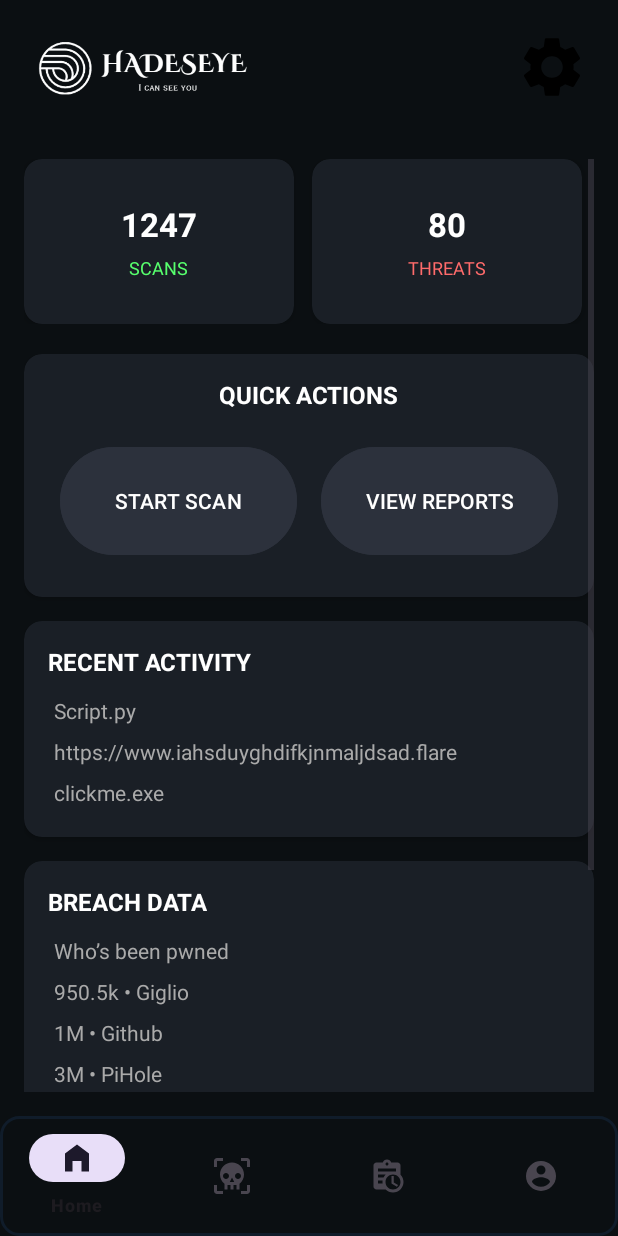
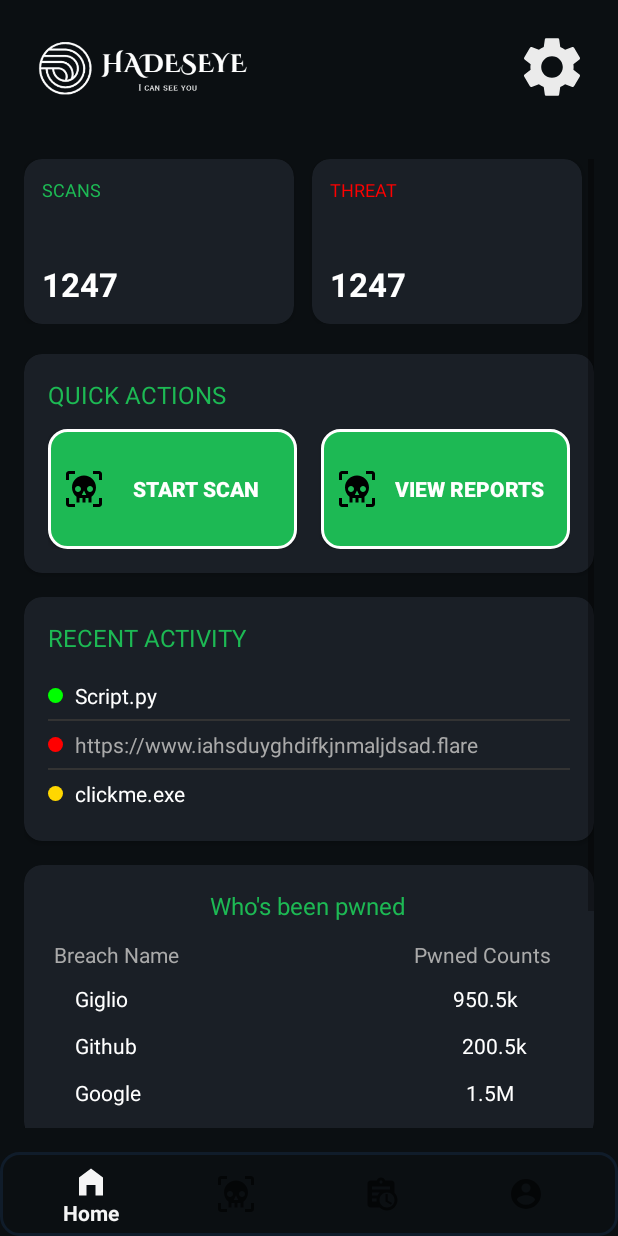
Before and after one commit to LaVenganzaDelLadron/HadesEyeAnalyzer, an Android app: the HomeFragment screen opened directly, with no data from a screen before it, on a phone screen of 412 x 824 dp. Run offline under Robolectric (Android 15) with nearby library versions, the phone set to English and light mode, and no system bars.

Commit message:
Initial Commit

```diff
--- a/app/src/main/res/drawable/settings.xml
+++ b/app/src/main/res/drawable/baseline_settings_24.xml
@@ -1,4 +1,4 @@
-<vector xmlns:android="http://schemas.android.com/apk/res/android" android:height="24dp" android:tint="#000000" android:viewportHeight="24" android:viewportWidth="24" android:width="24dp">
+<vector xmlns:android="http://schemas.android.com/apk/res/android" android:height="24dp" android:tint="#EBEBEB" android:viewportHeight="24" android:viewportWidth="24" android:width="24dp">
 
     <path android:fillColor="@android:color/white" android:pathData="M19.14,12.94c0.04,-0.3 0.06,-0.61 0.06,-0.94c0,-0.32 -0.02,-0.64 -0.07,-0.94l2.03,-1.58c0.18,-0.14 0.23,-0.41 0.12,-0.61l-1.92,-3.32c-0.12,-0.22 -0.37,-0.29 -0.59,-0.22l-2.39,0.96c-0.5,-0.38 -1.03,-0.7 -1.62,-0.94L14.4,2.81c-0.04,-0.24 -0.24,-0.41 -0.48,-0.41h-3.84c-0.24,0 -0.43,0.17 -0.47,0.41L9.25,5.35C8.66,5.59 8.12,5.92 7.63,6.29L5.24,5.33c-0.22,-0.08 -0.47,0 -0.59,0.22L2.74,8.87C2.62,9.08 2.66,9.34 2.86,9.48l2.03,1.58C4.84,11.36 4.8,11.69 4.8,12s0.02,0.64 0.07,0.94l-2.03,1.58c-0.18,0.14 -0.23,0.41 -0.12,0.61l1.92,3.32c0.12,0.22 0.37,0.29 0.59,0.22l2.39,-0.96c0.5,0.38 1.03,0.7 1.62,0.94l0.36,2.54c0.05,0.24 0.24,0.41 0.48,0.41h3.84c0.24,0 0.44,-0.17 0.47,-0.41l0.36,-2.54c0.59,-0.24 1.13,-0.56 1.62,-0.94l2.39,0.96c0.22,0.08 0.47,0 0.59,-0.22l1.92,-3.32c0.12,-0.22 0.07,-0.47 -0.12,-0.61L19.14,12.94zM12,15.6c-1.98,0 -3.6,-1.62 -3.6,-3.6s1.62,-3.6 3.6,-3.6s3.6,1.62 3.6,3.6S13.98,15.6 12,15.6z"/>
 
--- /dev/null
+++ b/app/src/main/res/drawable/green_button.xml
@@ -0,0 +1,21 @@
+<selector xmlns:android="http://schemas.android.com/apk/res/android">
+
+    <!-- Pressed state -->
+    <item android:state_pressed="true">
+        <shape android:shape="rectangle">
+            <solid android:color="#18A74C"/> <!-- darker green when pressed -->
+            <corners android:radius="12dp"/>
+            <stroke android:width="2dp" android:color="@android:color/white"/> <!-- white outline -->
+        </shape>
+    </item>
+
+    <!-- Default state -->
+    <item>
+        <shape android:shape="rectangle">
+            <solid android:color="#1DB954"/> <!-- normal green fill -->
+            <corners android:radius="12dp"/>
+            <stroke android:width="2dp" android:color="@android:color/white"/> <!-- white outline -->
+        </shape>
+    </item>
+
+</selector>
--- /dev/null
+++ b/app/src/main/res/drawable/green_circle.xml
@@ -0,0 +1,4 @@
+<shape xmlns:android="http://schemas.android.com/apk/res/android"
+    android:shape="oval">
+    <solid android:color="#00FF00"/>
+</shape>
--- /dev/null
+++ b/app/src/main/res/drawable/red_circle.xml
@@ -0,0 +1,4 @@
+<shape xmlns:android="http://schemas.android.com/apk/res/android"
+    android:shape="oval">
+    <solid android:color="#FF0000"/>
+</shape>
--- /dev/null
+++ b/app/src/main/res/drawable/yellow_circle.xml
@@ -0,0 +1,4 @@
+<shape xmlns:android="http://schemas.android.com/apk/res/android"
+    android:shape="oval">
+    <solid android:color="#FFD700"/>
+</shape>
--- a/app/src/main/res/layout/fragment_home.xml
+++ b/app/src/main/res/layout/fragment_home.xml
@@ -27,7 +27,6 @@
                 android:layout_height="wrap_content"
                 android:orientation="horizontal">
 
-                <!-- Stat Card: Scans -->
                 <androidx.cardview.widget.CardView
                     android:layout_width="180dp"
                     android:layout_height="110dp"
@@ -36,13 +35,23 @@
                     app:cardBackgroundColor="#1A1F26"
                     app:cardElevation="3dp">
 
-                    <LinearLayout
+                    <RelativeLayout
                         android:layout_width="match_parent"
                         android:layout_height="match_parent"
-                        android:orientation="vertical"
-                        android:gravity="center"
                         android:padding="12dp">
 
+                        <!-- Top-left label -->
+                        <TextView
+                            android:id="@+id/tvScansLabel"
+                            android:layout_width="wrap_content"
+                            android:layout_height="wrap_content"
+                            android:text="SCANS"
+                            android:textColor="#1DB954"
+                            android:textSize="12sp"
+                            android:layout_alignParentStart="true"
+                            android:layout_alignParentTop="true" />
+
+                        <!-- Big number, aligned bottom-left -->
                         <TextView
                             android:id="@+id/tvScansCount"
                             android:layout_width="wrap_content"
@@ -50,18 +59,13 @@
                             android:text="1247"
                             android:textColor="#FFFFFF"
                             android:textSize="22sp"
-                            android:textStyle="bold" />
+                            android:textStyle="bold"
+                            android:layout_alignParentStart="true"
+                            android:layout_alignParentBottom="true" />
 
-                        <TextView
-                            android:id="@+id/tvScansLabel"
-                            android:layout_width="wrap_content"
-                            android:layout_height="wrap_content"
-                            android:text="SCANS"
-                            android:textColor="#57FF6D"
-                            android:textSize="12sp"
-                            android:layout_marginTop="6dp" />
-                    </LinearLayout>
+                    </RelativeLayout>
                 </androidx.cardview.widget.CardView>
+
 
                 <!-- Stat Card: Threats -->
                 <androidx.cardview.widget.CardView
@@ -72,32 +76,37 @@
                     app:cardBackgroundColor="#1A1F26"
                     app:cardElevation="3dp">
 
-                    <LinearLayout
+                    <RelativeLayout
                         android:layout_width="match_parent"
                         android:layout_height="match_parent"
-                        android:orientation="vertical"
-                        android:gravity="center"
                         android:padding="12dp">
 
-                        <TextView
-                            android:id="@+id/tvThreatCount"
-                            android:layout_width="wrap_content"
-                            android:layout_height="wrap_content"
-                            android:text="80"
-                            android:textColor="#FFFFFF"
-                            android:textSize="22sp"
-                            android:textStyle="bold" />
-
+                        <!-- Top-left label -->
                         <TextView
                             android:id="@+id/tvThreatLabel"
                             android:layout_width="wrap_content"
                             android:layout_height="wrap_content"
-                            android:text="THREATS"
-                            android:textColor="#FF6B6B"
+                            android:text="THREAT"
+                            android:textColor="#FF0000"
                             android:textSize="12sp"
-                            android:layout_marginTop="6dp" />
-                    </LinearLayout>
+                            android:layout_alignParentStart="true"
+                            android:layout_alignParentTop="true" />
+
+                        <!-- Big number, aligned bottom-left -->
+                        <TextView
+                            android:id="@+id/tvThreatCounts"
+                            android:layout_width="wrap_content"
+                            android:layout_height="wrap_content"
+                            android:text="1247"
+                            android:textColor="#FFFFFF"
+                            android:textSize="22sp"
+                            android:textStyle="bold"
+                            android:layout_alignParentStart="true"
+                            android:layout_alignParentBottom="true" />
+
+                    </RelativeLayout>
                 </androidx.cardview.widget.CardView>
+
 
                 <!-- Stat Card: Malicious -->
                 <androidx.cardview.widget.CardView
@@ -108,68 +117,37 @@
                     app:cardBackgroundColor="#1A1F26"
                     app:cardElevation="3dp">
 
-                    <LinearLayout
+                    <RelativeLayout
                         android:layout_width="match_parent"
                         android:layout_height="match_parent"
-                        android:orientation="vertical"
-                        android:gravity="center"
                         android:padding="12dp">
 
-                        <TextView
-                            android:id="@+id/tvMaliciousCount"
-                            android:layout_width="wrap_content"
-                            android:layout_height="wrap_content"
-                            android:text="120"
-                            android:textColor="#FFFFFF"
-                            android:textSize="22sp"
-                            android:textStyle="bold" />
-
+                        <!-- Top-left label -->
                         <TextView
                             android:id="@+id/tvMaliciousLabel"
                             android:layout_width="wrap_content"
                             android:layout_height="wrap_content"
-                            android:text="MALICIOUS"
-                            android:textColor="#FFD93B"
+                            android:text="THREAT"
+                            android:textColor="#FFD93D"
                             android:textSize="12sp"
-                            android:layout_marginTop="6dp" />
-                    </LinearLayout>
+                            android:layout_alignParentStart="true"
+                            android:layout_alignParentTop="true" />
+
+                        <!-- Big number, aligned bottom-left -->
+                        <TextView
+                            android:id="@+id/tvMaliciousCounts"
+                            android:layout_width="wrap_content"
+                            android:layout_height="wrap_content"
+                            android:text="1247"
+                            android:textColor="#FFFFFF"
+                            android:textSize="22sp"
+                            android:textStyle="bold"
+                            android:layout_alignParentStart="true"
+                            android:layout_alignParentBottom="true" />
+
+                    </RelativeLayout>
                 </androidx.cardview.widget.CardView>
 
-                <!-- Example extra stat (optional) -->
-                <androidx.cardview.widget.CardView
-                    android:layout_width="180dp"
-                    android:layout_height="110dp"
-                    android:layout_marginEnd="12dp"
-                    app:cardCornerRadius="12dp"
-                    app:cardBackgroundColor="#1A1F26"
-                    app:cardElevation="3dp">
-
-                    <LinearLayout
-                        android:layout_width="match_parent"
-                        android:layout_height="match_parent"
-                        android:orientation="vertical"
-                        android:gravity="center"
-                        android:padding="12dp">
-
-                        <TextView
-                            android:id="@+id/tvExtraCount"
-                            android:layout_width="wrap_content"
-                            android:layout_height="wrap_content"
-                            android:text="—"
-                            android:textColor="#FFFFFF"
-                            android:textSize="22sp"
-                            android:textStyle="bold" />
-
-                        <TextView
-                            android:id="@+id/tvExtraLabel"
-                            android:layout_width="wrap_content"
-                            android:layout_height="wrap_content"
-                            android:text="MORE"
-                            android:textColor="#AAAAAA"
-                            android:textSize="12sp"
-                            android:layout_marginTop="6dp" />
-                    </LinearLayout>
-                </androidx.cardview.widget.CardView>
 
             </LinearLayout>
         </HorizontalScrollView>
@@ -193,11 +171,12 @@
                 <TextView
                     android:layout_width="wrap_content"
                     android:layout_height="wrap_content"
+                    android:layout_marginBottom="12dp"
                     android:text="QUICK ACTIONS"
-                    android:textColor="#FFFFFF"
+                    android:layout_gravity="left"
+                    android:textColor="#1DB954"
                     android:textSize="16sp"
-                    android:textStyle="bold"
-                    android:layout_marginBottom="12dp" />
+                    android:textStyle="normal" />
 
                 <LinearLayout
                     android:layout_width="match_parent"
@@ -210,20 +189,33 @@
                         android:layout_width="0dp"
                         android:layout_height="80dp"
                         android:layout_weight="1"
+                        android:layout_marginEnd="8dp"
+                        android:background="@drawable/green_button"
+                        android:gravity="center"
+                        android:drawableLeft="@drawable/skull_scan"
+                        android:drawablePadding="8dp"
+                        android:padding="12dp"
                         android:text="START SCAN"
-                        android:textColor="#FFFFFF"
-                        android:backgroundTint="#2C313C"
-                        android:layout_margin="8dp" />
+                        android:textColor="@android:color/white"
+                        android:textStyle="bold"
+                        android:textSize="14sp" />
+
 
                     <Button
                         android:id="@+id/btnViewReports"
                         android:layout_width="0dp"
                         android:layout_height="80dp"
                         android:layout_weight="1"
+                        android:layout_marginStart="8dp"
+                        android:background="@drawable/green_button"
+                        android:gravity="center"
+                        android:drawableLeft="@drawable/skull_scan"
+                        android:drawablePadding="8dp"
+                        android:padding="12dp"
                         android:text="VIEW REPORTS"
-                        android:textColor="#FFFFFF"
-                        android:backgroundTint="#2C313C"
-                        android:layout_margin="8dp" />
+                        android:textColor="@android:color/white"
+                        android:textStyle="bold"
+                        android:textSize="14sp" />
                 </LinearLayout>
             </LinearLayout>
         </androidx.cardview.widget.CardView>
@@ -243,37 +235,94 @@
             android:orientation="vertical"
             android:padding="16dp">
 
+            <!-- Title -->
             <TextView
                 android:layout_width="wrap_content"
                 android:layout_height="wrap_content"
                 android:text="RECENT ACTIVITY"
-                    android:textColor="#FFFFFF"
+                android:textColor="#1DB954"
                 android:textSize="16sp"
-                    android:textStyle="bold"
-                    android:layout_marginBottom="8dp" />
+                android:textStyle="normal"
+                android:layout_marginBottom="12dp" />
+
+            <!-- First Item -->
+            <LinearLayout
+                android:layout_width="match_parent"
+                android:layout_height="wrap_content"
+                android:orientation="horizontal"
+                android:gravity="center_vertical"
+                android:paddingVertical="6dp">
+
+                <View
+                    android:layout_width="10dp"
+                    android:layout_height="10dp"
+                    android:background="@drawable/green_circle"
+                    android:layout_marginEnd="8dp"/>
 
                 <TextView
                     android:layout_width="wrap_content"
                     android:layout_height="wrap_content"
                     android:text="Script.py"
-                    android:textColor="#AAAAAA"
-                    android:padding="4dp" />
+                    android:textColor="#FFFFFF"
+                    android:textSize="14sp"/>
+            </LinearLayout>
+
+            <View
+                android:layout_width="match_parent"
+                android:layout_height="1dp"
+                android:background="#333333"/>
+
+            <!-- Second Item -->
+            <LinearLayout
+                android:layout_width="match_parent"
+                android:layout_height="wrap_content"
+                android:orientation="horizontal"
+                android:gravity="center_vertical"
+                android:paddingVertical="6dp">
+
+                <View
+                    android:layout_width="10dp"
+                    android:layout_height="10dp"
+                    android:background="@drawable/red_circle"
+                    android:layout_marginEnd="8dp"/>
 
                 <TextView
                     android:layout_width="wrap_content"
                     android:layout_height="wrap_content"
                     android:text="https://www.iahsduyghdifkjnmaljdsad.flare"
                     android:textColor="#AAAAAA"
-                    android:padding="4dp" />
+                    android:textSize="14sp"/>
+            </LinearLayout>
+
+            <View
+                android:layout_width="match_parent"
+                android:layout_height="1dp"
+                android:background="#333333"/>
+
+            <!-- Third Item -->
+            <LinearLayout
+                android:layout_width="match_parent"
+                android:layout_height="wrap_content"
+                android:orientation="horizontal"
+                android:gravity="center_vertical"
+                android:paddingVertical="6dp">
+
+                <View
+                    android:layout_width="10dp"
+                    android:layout_height="10dp"
+                    android:background="@drawable/yellow_circle"
+                    android:layout_marginEnd="8dp"/>
 
                 <TextView
                     android:layout_width="wrap_content"
                     android:layout_height="wrap_content"
                     android:text="clickme.exe"
-                    android:textColor="#AAAAAA"
-                    android:padding="4dp" />
+                    android:textColor="#FFFFFF"
+                    android:textSize="14sp"/>
+            </LinearLayout>
         </LinearLayout>
         </androidx.cardview.widget.CardView>
+
 
         <!-- Breach Data -->
         <androidx.cardview.widget.CardView
@@ -293,39 +342,80 @@
                 <TextView
                     android:layout_width="wrap_content"
                     android:layout_height="wrap_content"
-                    android:text="BREACH DATA"
-                    android:textColor="#FFFFFF"
+                    android:text="Who's been pwned"
+                    android:textColor="#1DB954"
                     android:textSize="16sp"
-                    android:textStyle="bold"
+                    android:textStyle="normal"
+                    android:layout_gravity="center"
                     android:layout_marginBottom="8dp" />
 
                 <TextView
                     android:layout_width="wrap_content"
                     android:layout_height="wrap_content"
-                    android:text="Who’s been pwned"
+                    android:text="Breach Name                                               Pwned Counts"
                     android:textColor="#AAAAAA"
                     android:padding="4dp" />
+
+                <!-- First Item -->
+                <LinearLayout
+                    android:layout_width="match_parent"
+                    android:layout_height="wrap_content"
+                    android:orientation="horizontal"
+                    android:gravity="center_vertical"
+                    android:paddingVertical="6dp">
+
+                    <View
+                        android:layout_width="10dp"
+                        android:layout_height="10dp"
+                        android:layout_marginEnd="8dp"/>
 
                     <TextView
                         android:layout_width="wrap_content"
                         android:layout_height="wrap_content"
-                    android:text="950.5k • Giglio"
-                    android:textColor="#AAAAAA"
-                    android:padding="4dp" />
+                        android:text="Giglio                                                                 950.5k"
+                        android:textColor="#FFFFFF"
+                        android:textSize="14sp"/>
+                </LinearLayout>
+
+                <LinearLayout
+                    android:layout_width="match_parent"
+                    android:layout_height="wrap_content"
+                    android:orientation="horizontal"
+                    android:gravity="center_vertical"
+                    android:paddingVertical="6dp">
+
+                    <View
+                        android:layout_width="10dp"
+                        android:layout_height="10dp"
+                        android:layout_marginEnd="8dp"/>
 
                     <TextView
                         android:layout_width="wrap_content"
                         android:layout_height="wrap_content"
-                    android:text="1M • Github"
-                    android:textColor="#AAAAAA"
-                    android:padding="4dp" />
+                        android:text="Github                                                                 200.5k"
+                        android:textColor="#FFFFFF"
+                        android:textSize="14sp"/>
+                </LinearLayout>
+
+                <LinearLayout
+                    android:layout_width="match_parent"
+                    android:layout_height="wrap_content"
+                    android:orientation="horizontal"
+                    android:gravity="center_vertical"
+                    android:paddingVertical="6dp">
+
+                    <View
+                        android:layout_width="10dp"
+                        android:layout_height="10dp"
+                        android:layout_marginEnd="8dp"/>
 
                     <TextView
                         android:layout_width="wrap_content"
                         android:layout_height="wrap_content"
-                    android:text="3M • PiHole"
-                    android:textColor="#AAAAAA"
-                    android:padding="4dp" />
+                        android:text="Google                                                                 1.5M"
+                        android:textColor="#FFFFFF"
+                        android:textSize="14sp"/>
+                </LinearLayout>
             </LinearLayout>
         </androidx.cardview.widget.CardView>
 
@@ -349,9 +439,9 @@
                     android:layout_width="wrap_content"
                     android:layout_height="wrap_content"
                     android:text="SECURITY TIPS"
-                    android:textColor="#FFFFFF"
+                    android:textColor="#1DB954"
                     android:textSize="16sp"
-                    android:textStyle="bold"
+                    android:textStyle="normal"
                     android:layout_marginBottom="8dp" />
 
                 <TextView
--- a/app/src/main/res/layout/tool_bar.xml
+++ b/app/src/main/res/layout/tool_bar.xml
@@ -21,7 +21,7 @@
         android:id="@+id/settingIcon"
         android:layout_width="48dp"
         android:layout_height="48dp"
-        android:src="@drawable/settings"
+        android:src="@drawable/baseline_settings_24"
         android:scaleType="fitCenter"
         android:contentDescription="Settings"
         android:layout_alignParentEnd="true"
--- a/app/src/main/res/values/SquareButtonStyle.xml
+++ /dev/null
@@ -1,12 +0,0 @@
-<?xml version="1.0" encoding="utf-8"?>
-<resources>
-    <style name="SquareButtonStyle">
-        <item name="android:layout_width">100dp</item>
-        <item name="android:layout_height">100dp</item>
-        <item name="android:backgroundTint">#2C3542</item>
-        <item name="android:textColor">#FFFFFF</item>
-        <item name="android:textStyle">bold</item>
-        <item name="android:gravity">center</item>
-        <item name="android:background">@drawable/square_button_bg</item>
-    </style>
-</resources>
--- a/app/src/main/res/values/themes.xml
+++ b/app/src/main/res/values/themes.xml
@@ -1,6 +1,6 @@
 <resources xmlns:tools="http://schemas.android.com/tools">
     <!-- Base application theme. -->
-    <style name="Base.Theme.HadesEyeAnalyzer" parent="Theme.Material3.DayNight.NoActionBar">
+    <style name="Base.Theme.HadesEyeAnalyzer" parent="Theme.Design.Light.NoActionBar">
         <!-- Customize your light theme here. -->
         <!-- <item name="colorPrimary">@color/my_light_primary</item> -->
     </style>
```
Lines whose indentation alone changed are shown as unchanged.
